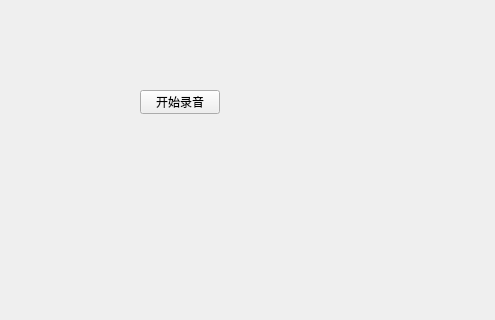
Qt form 08RecordAudioWav/mainwindow.ui (lylwo317/HelloFFmpegQt) before a commit; both pictures show x 0 to 495 and y 0 to 320 of the 800 by 600 pixel window.
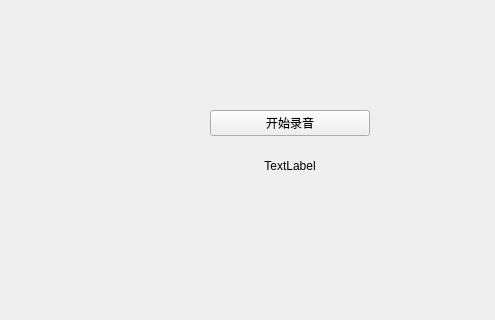
The same form after that commit.

Commit message: add record audio timer indicator

Diff of the .ui file:
```diff
--- a/08RecordAudioWav/mainwindow.ui
+++ b/08RecordAudioWav/mainwindow.ui
@@ -14,18 +14,34 @@
    <string>MainWindow</string>
   </property>
   <widget class="QWidget" name="centralwidget">
-   <widget class="QPushButton" name="recordAudioBtn">
+   <widget class="QWidget" name="verticalLayoutWidget">
     <property name="geometry">
      <rect>
-      <x>140</x>
-      <y>90</y>
-      <width>80</width>
-      <height>24</height>
+      <x>210</x>
+      <y>110</y>
+      <width>160</width>
+      <height>80</height>
      </rect>
     </property>
-    <property name="text">
-     <string>开始录音</string>
-    </property>
+    <layout class="QVBoxLayout" name="verticalLayout">
+     <item>
+      <widget class="QPushButton" name="recordAudioBtn">
+       <property name="text">
+        <string>开始录音</string>
+       </property>
+      </widget>
+     </item>
+     <item>
+      <widget class="QLabel" name="timeLabel">
+       <property name="text">
+        <string>TextLabel</string>
+       </property>
+       <property name="alignment">
+        <set>Qt::AlignCenter</set>
+       </property>
+      </widget>
+     </item>
+    </layout>
    </widget>
   </widget>
   <widget class="QMenuBar" name="menubar">
```
Left out of the diff: 2 changed lines with no effect on the pictures. The commit also changes 4 other files.
